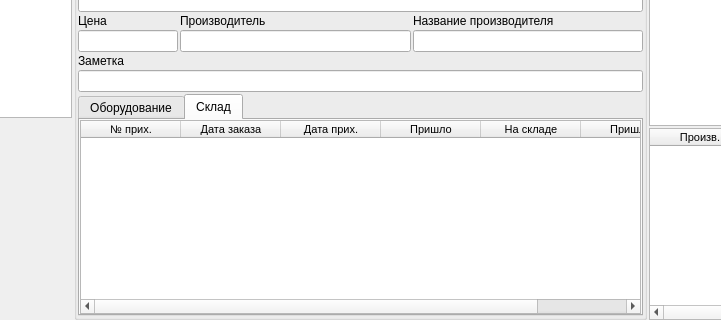
This is ui/product_catalog.ui in Meller008/kara as Qt 5 draws it before an edit; both pictures show x 128 to 849 and y 373 to 693 of the 1063 by 693 pixel window. The edited form follows.
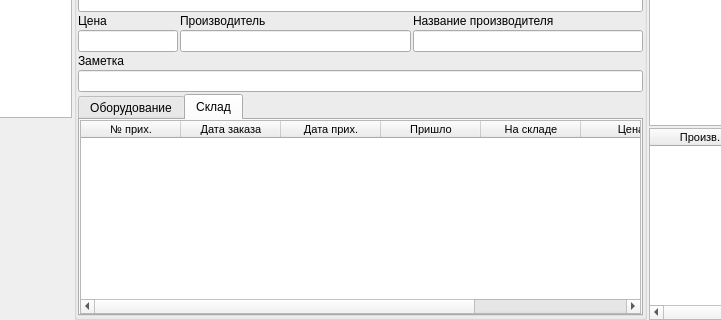
This is the edited form.

```diff
--- a/ui/product_catalog.ui
+++ b/ui/product_catalog.ui
@@ -423,6 +423,11 @@
                    <string>На складе</string>
                   </property>
                  </column>
+                 <column>
+                  <property name="text">
+                   <string>Цена</string>
+                  </property>
+                 </column>
                  <column>
                   <property name="text">
                    <string>Пришло</string>
```
